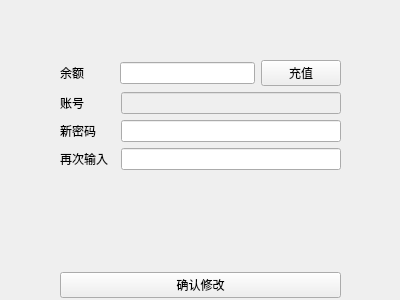
Above: ui/profile.ui from ruiqurm/bupt_online_retailer before the change. Below: the same form after it.
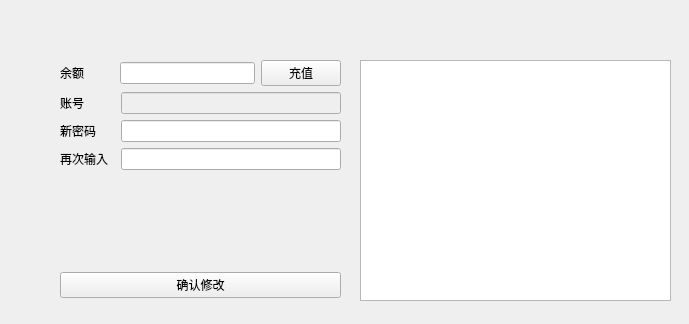
That is the form after the change.

```diff
--- a/ui/profile.ui
+++ b/ui/profile.ui
@@ -6,8 +6,8 @@
    <rect>
     <x>0</x>
     <y>0</y>
-    <width>400</width>
-    <height>300</height>
+    <width>689</width>
+    <height>324</height>
    </rect>
   </property>
   <property name="windowTitle">
@@ -141,6 +141,16 @@
     </item>
    </layout>
   </widget>
+  <widget class="QTableView" name="history">
+   <property name="geometry">
+    <rect>
+     <x>360</x>
+     <y>60</y>
+     <width>311</width>
+     <height>241</height>
+    </rect>
+   </property>
+  </widget>
  </widget>
  <resources/>
  <connections/>
```
